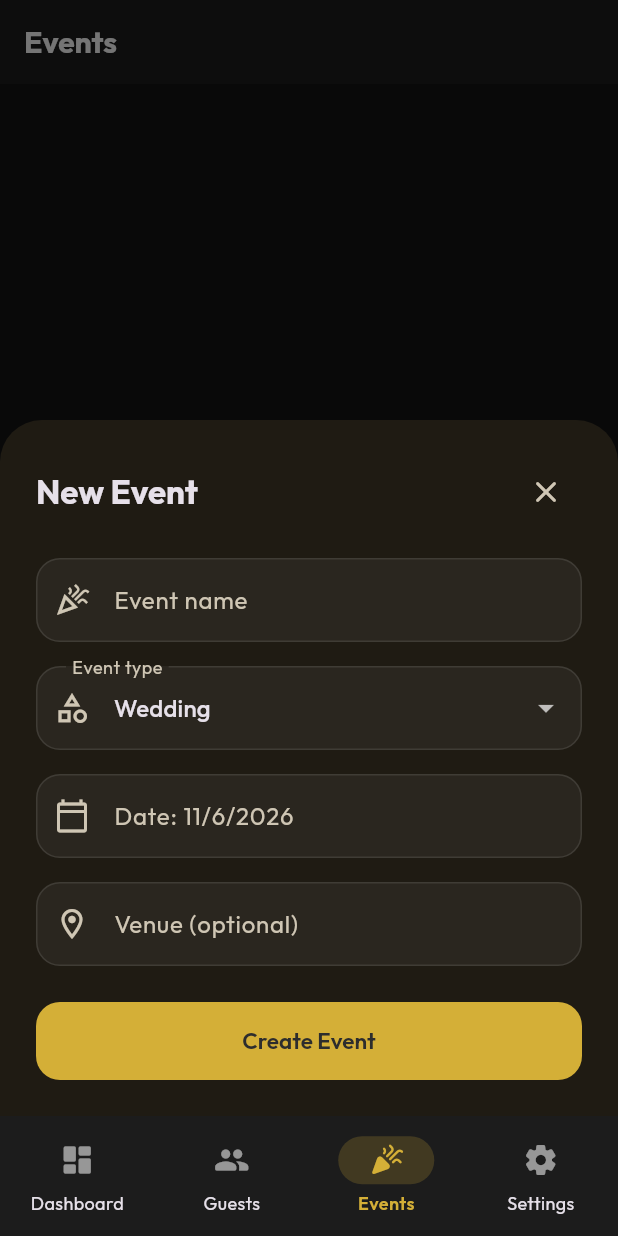
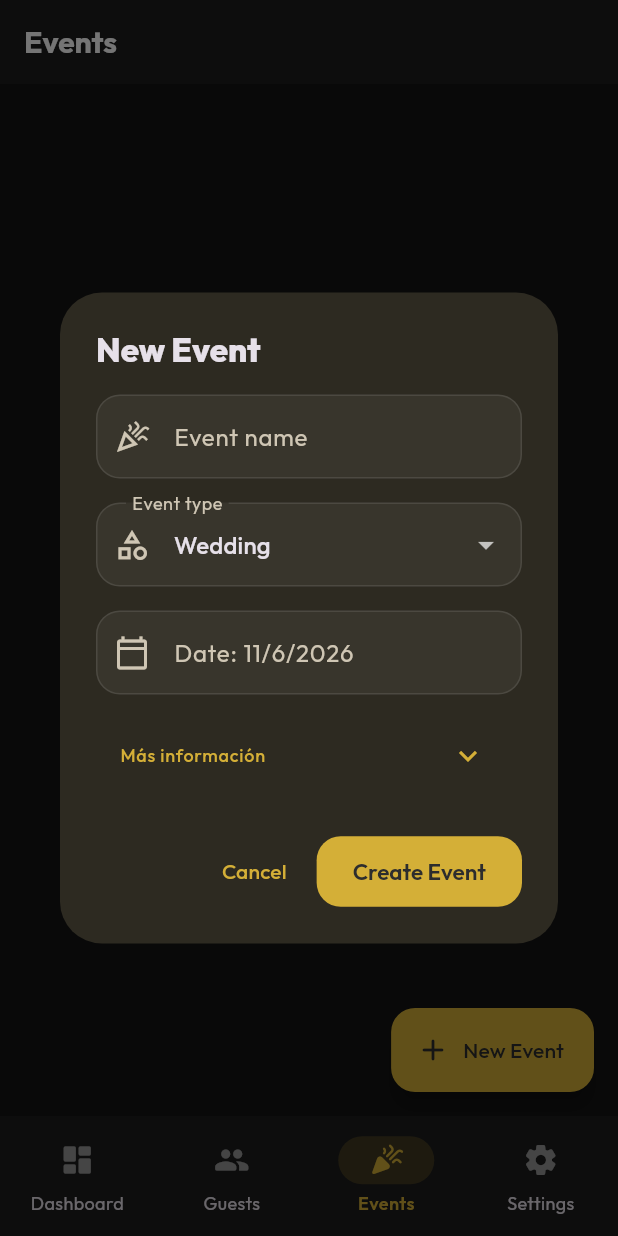
Before and after one commit to VRuul/Planea, a Flutter app: the EventsScreen screen opened by its route, after a tap on "New Event", on a phone screen of 412 x 824 dp. Run offline on Flutter 3.47's test engine with Material 3 defaults, Android fonts, the phone set to English and light mode, and no system bars; our stand-ins replace cloud_firestore, equatable, firebase_auth, firebase_core, go_router, google_fonts and 2 more; missing offline and left inert: flex_color_picker; accounts and stored records are empty.

Commit message:
style: redesign New Event dialog to match premium guest dialog aesthetic

```diff
--- a/lib/features/events/events_screen.dart
+++ b/lib/features/events/events_screen.dart
@@ -30,7 +30,7 @@ class EventsScreen extends StatelessWidget {
     return Scaffold(
       appBar: AppBar(title: Text(l.eventsTitle)),
       floatingActionButton: FloatingActionButton.extended(
-        onPressed: () => _showCreateEventSheet(context, userId),
+        onPressed: () => _showEventDialog(context, userId),
         backgroundColor: AppColors.brushedGold,
         foregroundColor: AppColors.charcoal,
         icon: const Icon(Icons.add_rounded),
@@ -56,13 +56,10 @@ class EventsScreen extends StatelessWidget {
     );
   }
 
-  void _showCreateEventSheet(BuildContext context, String userId) {
-    showModalBottomSheet(
+  void _showEventDialog(BuildContext context, String userId) {
+    showDialog(
       context: context,
-      isScrollControlled: true,
-      shape: const RoundedRectangleBorder(
-          borderRadius: BorderRadius.vertical(top: Radius.circular(28))),
-      builder: (_) => _CreateEventSheet(userId: userId),
+      builder: (_) => _EventDialog(userId: userId),
     );
   }
 }
@@ -178,20 +175,21 @@ class _EmptyEvents extends StatelessWidget {
   }
 }
 
-class _CreateEventSheet extends StatefulWidget {
+class _EventDialog extends StatefulWidget {
   final String userId;
-  const _CreateEventSheet({required this.userId});
+  const _EventDialog({required this.userId});
 
   @override
-  State<_CreateEventSheet> createState() => _CreateEventSheetState();
+  State<_EventDialog> createState() => _EventDialogState();
 }
 
-class _CreateEventSheetState extends State<_CreateEventSheet> {
+class _EventDialogState extends State<_EventDialog> {
   final _nameController = TextEditingController();
   final _venueController = TextEditingController();
   EventType _type = EventType.wedding;
   DateTime _date = DateTime.now().add(const Duration(days: 30));
   bool _saving = false;
+  bool _isAdvancedExpanded = false;
 
   @override
   void dispose() {
@@ -246,25 +244,17 @@ class _CreateEventSheetState extends State<_CreateEventSheet> {
   Widget build(BuildContext context) {
     final theme = Theme.of(context);
     final l = context.l10n;
-    return Padding(
-      padding: EdgeInsets.only(
-        left: 24, right: 24, top: 24,
-        bottom: MediaQuery.viewInsetsOf(context).bottom + 24,
-      ),
+    return AlertDialog(
+      shape: RoundedRectangleBorder(borderRadius: BorderRadius.circular(28)),
+      title: Text(l.newEvent,
+          style: theme.textTheme.titleLarge?.copyWith(fontWeight: FontWeight.w800)),
+      content: SizedBox(
+        width: 450,
+        child: SingleChildScrollView(
           child: Column(
             mainAxisSize: MainAxisSize.min,
-        crossAxisAlignment: CrossAxisAlignment.start,
             children: [
-          Row(children: [
-            Text(l.newEvent,
-                style: theme.textTheme.titleLarge
-                    ?.copyWith(fontWeight: FontWeight.w700)),
-            const Spacer(),
-            IconButton(
-                icon: const Icon(Icons.close_rounded),
-                onPressed: () => Navigator.pop(context)),
-          ]),
-          const SizedBox(height: 20),
+              // ── CAMPOS BÁSICOS ──────────────────────────────────────────
               TextField(
                 controller: _nameController,
                 decoration: InputDecoration(
@@ -274,7 +264,7 @@ class _CreateEventSheetState extends State<_CreateEventSheet> {
               ),
               const SizedBox(height: 16),
               DropdownButtonFormField<EventType>(
-            initialValue: _type,
+                value: _type,
                 decoration: InputDecoration(
                   labelText: l.eventTypeLabel,
                   prefixIcon: const Icon(Icons.category_outlined),
@@ -298,7 +288,17 @@ class _CreateEventSheetState extends State<_CreateEventSheet> {
                   ),
                 ),
               ),
-          const SizedBox(height: 16),
+
+              // ── SECCIÓN AVANZADA ────────────────────────────────────────
+              const SizedBox(height: 12),
+              Theme(
+                data: theme.copyWith(dividerColor: Colors.transparent),
+                child: ExpansionTile(
+                  title: Text("Más información", style: theme.textTheme.labelMedium?.copyWith(color: AppColors.brushedGold)),
+                  trailing: Icon(_isAdvancedExpanded ? Icons.expand_less : Icons.expand_more, color: AppColors.brushedGold),
+                  onExpansionChanged: (v) => setState(() => _isAdvancedExpanded = v),
+                  childrenPadding: const EdgeInsets.only(top: 8),
+                  children: [
                     TextField(
                       controller: _venueController,
                       decoration: InputDecoration(
@@ -306,18 +306,20 @@ class _CreateEventSheetState extends State<_CreateEventSheet> {
                         prefixIcon: const Icon(Icons.location_on_outlined),
                       ),
                     ),
-          const SizedBox(height: 24),
-          SizedBox(
-            width: double.infinity, height: 52,
-            child: ElevatedButton(
-              onPressed: _saving ? null : () => _save(l),
-              child: _saving
-                  ? const CircularProgressIndicator(strokeWidth: 2)
-                  : Text(l.createEvent),
+                  ],
                 ),
               ),
             ],
           ),
+        ),
+      ),
+      actions: [
+        TextButton(onPressed: () => Navigator.pop(context), child: Text(l.cancelButton)),
+        ElevatedButton(
+          onPressed: _saving ? null : () => _save(l),
+          child: _saving ? const SizedBox(width: 20, height: 20, child: CircularProgressIndicator(strokeWidth: 2)) : Text(l.createEvent),
+        ),
+      ],
     );
   }
 }
```
Lines whose indentation alone changed are shown as unchanged.
